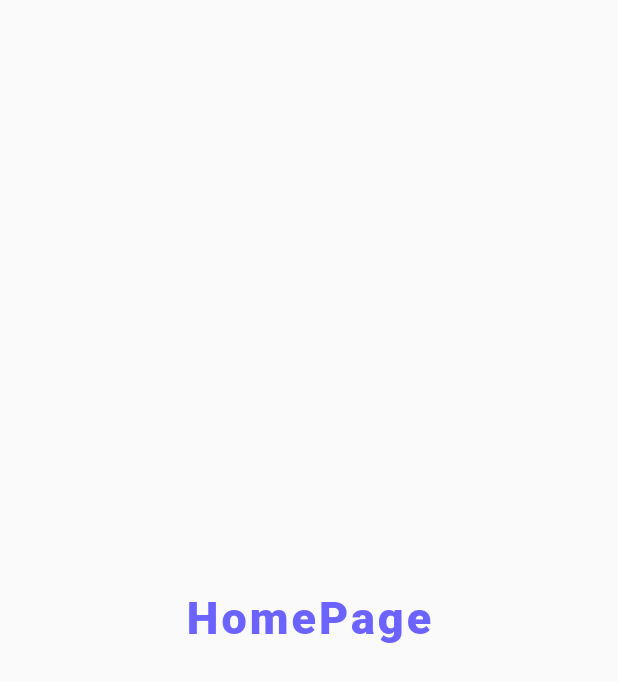
After one commit to jgarzon26/intro_screen, a Flutter app: the Welcome screen opened by its route, on a phone screen of 412 x 824 dp. The commit adds this screen. Shown: the top 682 px of the screen. Run offline on Flutter 3.47's test engine with Material 2 defaults, Android fonts, the phone set to English and light mode, and no system bars; our stand-ins replace introduction_screen.

Commit message:
Welcome and Navigating

```diff
--- a/lib/main.dart
+++ b/lib/main.dart
@@ -1,5 +1,6 @@
 import 'package:flutter/material.dart';
 import 'package:intro_screen/screens/intro/intro.dart';
+import 'package:intro_screen/screens/welcome/Welcome.dart';
 
 main() => runApp(const App());
 
@@ -13,6 +14,7 @@ class App extends StatelessWidget {
       debugShowCheckedModeBanner: false,
       routes: {
         '/': (context) => const Intro(),
+        '/welcome': (context) => const Welcome(),
       },
     );
   }
--- a/lib/screens/intro/intro.dart
+++ b/lib/screens/intro/intro.dart
@@ -64,7 +64,9 @@ class Intro extends StatelessWidget {
             ),
           ),
         ],
-        onDone: () {},
+        onDone: () {
+          Navigator.pushNamed(context, '/welcome');
+        },
         onSkip: () {},
         showSkipButton: true,
         skip: const Text(
--- /dev/null
+++ b/lib/screens/welcome/Welcome.dart
@@ -0,0 +1,24 @@
+import 'package:flutter/material.dart';
+
+import '../../constants.dart';
+
+class Welcome extends StatelessWidget {
+  const Welcome({super.key});
+
+  @override
+  Widget build(BuildContext context) {
+    return const Scaffold(
+      body: Center(
+        child: Text(
+            'HomePage',
+            style: TextStyle(
+              fontSize: 30,
+              fontWeight: FontWeight.w900,
+              color: kMainColor,
+              letterSpacing: 2,
+          ),
+        ),
+      ),
+    );
+  }
+}
```
